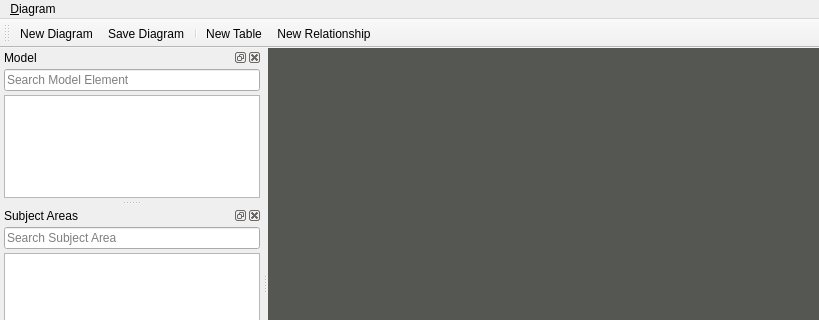
Old version of the form mainwindow.ui in the repository antoniomenezes/agiler; both pictures show x 0 to 819 and y 0 to 320 of the 819 by 539 pixel window.
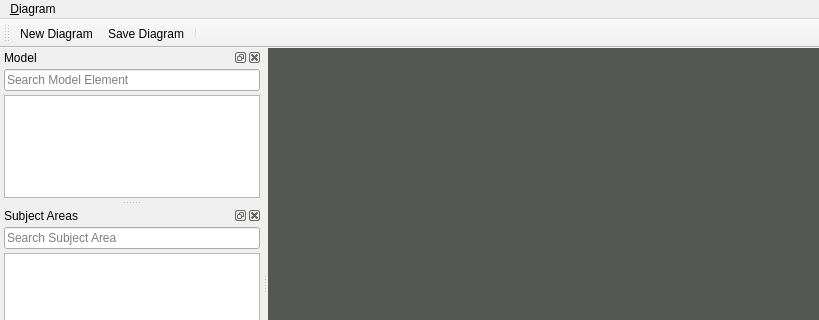
New version of the form. Icons and pictures are not drawn.

Patch:
```diff
--- a/mainwindow.ui
+++ b/mainwindow.ui
@@ -82,6 +82,12 @@
    <property name="orientation">
     <enum>Qt::Horizontal</enum>
    </property>
+   <property name="iconSize">
+    <size>
+     <width>18</width>
+     <height>18</height>
+    </size>
+   </property>
    <attribute name="toolBarArea">
     <enum>TopToolBarArea</enum>
    </attribute>
@@ -91,8 +97,6 @@
    <addaction name="actionNew_Diagram"/>
    <addaction name="action_Save_Diagram"/>
    <addaction name="separator"/>
-   <addaction name="actionNew_Table"/>
-   <addaction name="actionNew_Relationship"/>
   </widget>
   <widget class="QStatusBar" name="statusBar"/>
   <widget class="QDockWidget" name="modelDockWidget">
@@ -242,24 +246,6 @@
     </layout>
    </widget>
   </widget>
-  <action name="actionNew_Table">
-   <property name="icon">
-    <iconset resource="resources.qrc">
-     <normaloff>:/png/ui/png/ic_table_24dp.png</normaloff>:/png/ui/png/ic_table_24dp.png</iconset>
-   </property>
-   <property name="text">
-    <string>New &amp;Table</string>
-   </property>
-  </action>
-  <action name="actionNew_Diagram">
-   <property name="icon">
-    <iconset resource="resources.qrc">
-     <normaloff>:/png/ui/png/ic_add_circle_outline_black_24dp.png</normaloff>:/png/ui/png/ic_add_circle_outline_black_24dp.png</iconset>
-   </property>
-   <property name="text">
-    <string>New &amp;Diagram</string>
-   </property>
-  </action>
   <action name="action_Save_Diagram">
    <property name="icon">
     <iconset resource="resources.qrc">
@@ -269,13 +255,13 @@
     <string>&amp;Save Diagram</string>
    </property>
   </action>
-  <action name="actionNew_Relationship">
+  <action name="actionNew_Diagram">
    <property name="icon">
     <iconset resource="resources.qrc">
      <normaloff>:/png/ui/png/ic_crossfoot_black_24dp.png</normaloff>:/png/ui/png/ic_crossfoot_black_24dp.png</iconset>
    </property>
    <property name="text">
-    <string>New Relationship</string>
+    <string>New &amp;Diagram</string>
    </property>
   </action>
  </widget>
```
Left out of the diff: 4 changed lines with no effect on the pictures.
